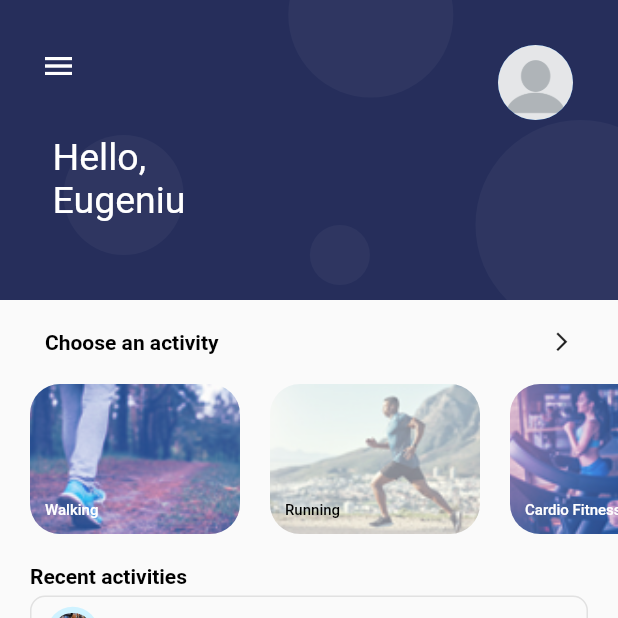
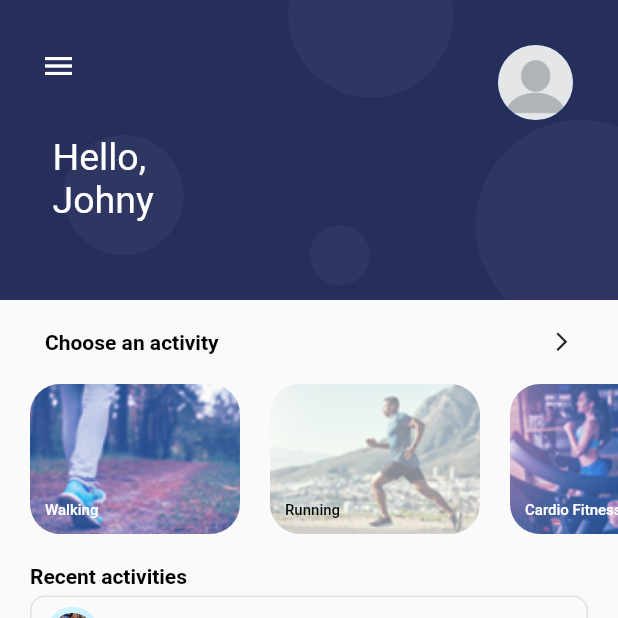
Before and after one commit to Cristi2807/TrackingApp, a Flutter app: the screen it shows once a user with an empty profile is signed in, on a phone screen of 412 x 824 dp, the top half of it. Run offline on Flutter 3.47's test engine with Material 2 defaults, Android fonts, the phone set to English and light mode, and no system bars; our stand-ins replace cloud_firestore, firebase_auth, firebase_core, firebase_database, fluttertoast; accounts and stored records are empty.

```diff
--- a/tracking_app/lib/main.dart
+++ b/tracking_app/lib/main.dart
@@ -9,9 +9,13 @@ import 'package:tracking_app/wrapper.dart';
 import 'package:tracking_app/pages/signup.dart';
 import 'package:tracking_app/pages/welcome.dart';
 
+import 'firebase_options.dart';
+
 void main() async{
   WidgetsFlutterBinding.ensureInitialized();
-  await Firebase.initializeApp();
+  await Firebase.initializeApp( options: DefaultFirebaseOptions.currentPlatform,
+  )
+  ;
 
 
   SystemChrome.setEnabledSystemUIMode(SystemUiMode.immersive);
--- a/tracking_app/lib/pages/home/widgets/header.dart
+++ b/tracking_app/lib/pages/home/widgets/header.dart
@@ -1,3 +1,5 @@
+import 'package:cloud_firestore/cloud_firestore.dart';
+import 'package:firebase_auth/firebase_auth.dart';
 import 'package:flutter/material.dart';
 
 class Header extends StatelessWidget {
@@ -5,6 +7,11 @@ class Header extends StatelessWidget {
 
   @override
   Widget build(BuildContext context) {
+    final FirebaseAuth auth = FirebaseAuth.instance;
+
+
+
+
     return SizedBox(
       width: double.infinity,
       height: 200,
@@ -20,10 +27,12 @@ class Header extends StatelessWidget {
           Positioned(
             top: 20,
             left: 15,
-            child: IconButton(onPressed: () {},
-                icon: Icon(Icons.menu,
-                  color: Colors.white,)
-            ),
+            child: IconButton(
+                onPressed: () {},
+                icon: Icon(
+                  Icons.menu,
+                  color: Colors.white,
+                )),
           ),
           Positioned(
             top: 30,
@@ -40,16 +49,13 @@ class Header extends StatelessWidget {
             child: Column(
               crossAxisAlignment: CrossAxisAlignment.start,
               children: const [
-                Text('Hello,',
-                    style: TextStyle(
-                        color: Colors.white,
-                        fontSize: 25
+                Text(
+                  'Hello,',
+                  style: TextStyle(color: Colors.white, fontSize: 25),
                 ),
-                ),
-                Text('Eugeniu',
-                    style: TextStyle(
-                        color: Colors.white,
-                        fontSize: 25),
+                Text(
+                  'Johny',
+                  style: TextStyle(color: Colors.white, fontSize: 25),
                 ),
               ],
             ),
@@ -66,10 +72,7 @@ class HeaderPainter extends CustomPainter {
     Paint backColor = Paint()..color = Color(0xff262e5b);
     Paint circles = Paint()..color = Colors.white.withAlpha(10);
     canvas.drawRect(
-        Rect.fromPoints(
-            Offset(0, 0),
-            Offset(size.width, size.height)
-        ),
+      Rect.fromPoints(Offset(0, 0), Offset(size.width, size.height)),
       backColor,
     );
     canvas.drawCircle(Offset(size.width * .6, 10), 55, circles);
--- a/tracking_app/lib/widgets/bottom_navigation.dart
+++ b/tracking_app/lib/widgets/bottom_navigation.dart
@@ -48,7 +48,7 @@ class BottomNavigation extends StatelessWidget {
                       "timestamp":-DateTime.now().millisecondsSinceEpoch.toInt(),
                     }).asStream();
 
-                    Navigator.push(context, MaterialPageRoute(builder: (context) => RealTimeQuery()));
+                    Navigator.push(context, MaterialPageRoute(builder: (context) => AddUser()));
                     },
                   child: Icon(
                   Icons.add_circle,
--- a/tracking_app/lib/wrapper.dart
+++ b/tracking_app/lib/wrapper.dart
@@ -1,10 +1,11 @@
+import 'package:cloud_firestore/cloud_firestore.dart';
 import 'package:flutter/material.dart';
+import 'package:fluttertoast/fluttertoast.dart';
 import 'package:tracking_app/services/auth_service.dart';
 import 'package:provider/provider.dart';
 import 'models/user.dart';
 import 'package:tracking_app/pages/home/home.dart';
 import 'package:tracking_app/pages/welcome.dart';
-
 
 class Wrapper extends StatelessWidget {
   const Wrapper({Key? key}) : super(key: key);
@@ -12,19 +13,51 @@ class Wrapper extends StatelessWidget {
   @override
   Widget build(BuildContext context) {
     final authService = Provider.of<AuthService>(context);
+    final db = FirebaseFirestore.instance;
 
     return StreamBuilder<User?>(
         stream: authService.user,
         builder: (_, AsyncSnapshot<User?> snapshot) {
           if (snapshot.connectionState == ConnectionState.active) {
             final User? user = snapshot.data;
-          return user == null ? WelcomePage() : Home();
+            if (user == null) {
+              return WelcomePage();
+            } else {
+              return StreamBuilder<DocumentSnapshot>(
+                stream:
+                    db.collection('users').doc(user.uid.toString()).snapshots(),
+                builder: (context, AsyncSnapshot<DocumentSnapshot> snapshot) {
+                  if (snapshot.hasData &&
+                      snapshot.data != null &&
+                      snapshot.data!['isBlocked']) {
+                    Fluttertoast.showToast(
+                      msg: 'This account has been blocked!',
+                    );
+                    authService.signOut();
+                    return WelcomePage();
+                  }
+                  if (snapshot.hasData &&
+                      snapshot.data != null &&
+                      snapshot.data!['isDeleted']) {
+                    Fluttertoast.showToast(
+                      msg: 'This account has been deleted!',
+                    );
+                    authService.signOut();
+                    return WelcomePage();
+                  }
+                  if (snapshot.hasData && snapshot.data != null) {
+                    if (!snapshot.data!['isBlocked'] &&
+                        !snapshot.data!['isDeleted']) return Home();
+                  }
+                  return CircularProgressIndicator();
+                },
+              );
+            }
           } else {
             return Scaffold(
                 body: Center(
               child: CircularProgressIndicator(),
-            )
-          );
+            ));
           }
         });
   }
--- a/tracking_app/pubspec.yaml
+++ b/tracking_app/pubspec.yaml
@@ -42,6 +42,7 @@ dependencies:
   flutter_svg: ^0.19.1
   # add this line to your dependencies
   fluttertoast: ^8.0.9
+  cloud_firestore: ^3.1.17
 
 dev_dependencies:
   flutter_test:
```
Also changed, not shown: tracking_app/lib/pages/signup.dart (+27 -4 lines), tracking_app/lib/query.dart (+33 -25 lines), tracking_app/pubspec.lock, 5 other files. Lines whose indentation alone changed are shown as unchanged.
